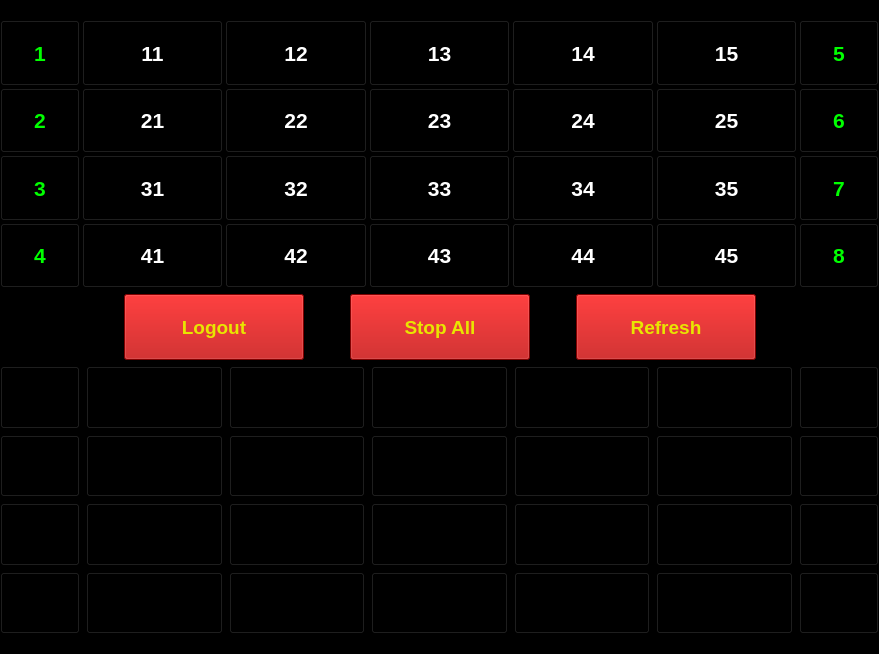
Qt form src/ui/cartwall.ui (fusefm/fusic) before a commit.
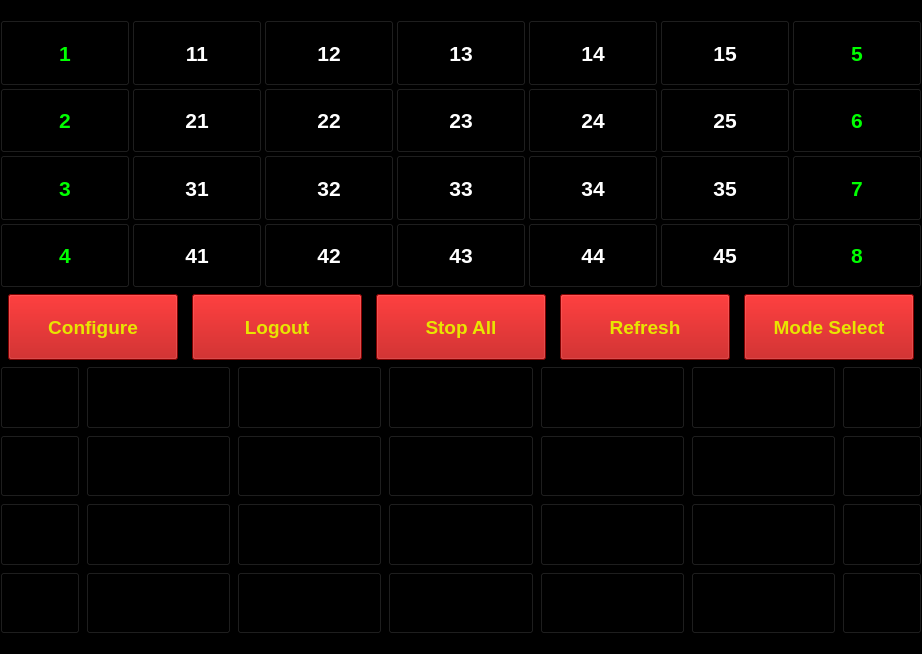
The same form after that commit.

Commit message: Added the Configure and Mode select buttons to the cartwall UI.

What changed in the file:
```diff
--- a/src/ui/cartwall.ui
+++ b/src/ui/cartwall.ui
@@ -74,6 +74,12 @@
           <verstretch>0</verstretch>
          </sizepolicy>
         </property>
+        <property name="minimumSize">
+         <size>
+          <width>130</width>
+          <height>0</height>
+         </size>
+        </property>
         <property name="font">
          <font>
           <pointsize>16</pointsize>
@@ -100,6 +106,12 @@
           <verstretch>0</verstretch>
          </sizepolicy>
         </property>
+        <property name="minimumSize">
+         <size>
+          <width>130</width>
+          <height>0</height>
+         </size>
+        </property>
         <property name="font">
          <font>
           <pointsize>16</pointsize>
@@ -126,6 +138,12 @@
           <verstretch>0</verstretch>
          </sizepolicy>
         </property>
+        <property name="minimumSize">
+         <size>
+          <width>130</width>
+          <height>0</height>
+         </size>
+        </property>
         <property name="font">
          <font>
           <pointsize>16</pointsize>
@@ -152,6 +170,12 @@
           <verstretch>0</verstretch>
          </sizepolicy>
         </property>
+        <property name="minimumSize">
+         <size>
+          <width>130</width>
+          <height>0</height>
+         </size>
+        </property>
         <property name="font">
          <font>
           <pointsize>16</pointsize>
@@ -178,6 +202,12 @@
           <verstretch>0</verstretch>
          </sizepolicy>
         </property>
+        <property name="minimumSize">
+         <size>
+          <width>130</width>
+          <height>0</height>
+         </size>
+        </property>
         <property name="font">
          <font>
           <pointsize>16</pointsize>
@@ -206,6 +236,12 @@
           <verstretch>0</verstretch>
          </sizepolicy>
         </property>
+        <property name="minimumSize">
+         <size>
+          <width>130</width>
+          <height>0</height>
+         </size>
+        </property>
         <property name="font">
          <font>
           <pointsize>16</pointsize>
@@ -234,6 +270,12 @@
           <verstretch>0</verstretch>
          </sizepolicy>
         </property>
+        <property name="minimumSize">
+         <size>
+          <width>130</width>
+          <height>0</height>
+         </size>
+        </property>
         <property name="font">
          <font>
           <pointsize>16</pointsize>
@@ -260,6 +302,12 @@
           <verstretch>0</verstretch>
          </sizepolicy>
         </property>
+        <property name="minimumSize">
+         <size>
+          <width>130</width>
+          <height>0</height>
+         </size>
+        </property>
         <property name="font">
          <font>
           <pointsize>16</pointsize>
@@ -286,6 +334,12 @@
           <verstretch>0</verstretch>
          </sizepolicy>
         </property>
+        <property name="minimumSize">
+         <size>
+          <width>130</width>
+          <height>0</height>
+         </size>
+        </property>
         <property name="font">
          <font>
           <pointsize>16</pointsize>
@@ -312,6 +366,12 @@
           <verstretch>0</verstretch>
          </sizepolicy>
         </property>
+        <property name="minimumSize">
+         <size>
+          <width>130</width>
+          <height>0</height>
+         </size>
+        </property>
         <property name="font">
          <font>
           <pointsize>16</pointsize>
@@ -338,6 +398,12 @@
           <verstretch>0</verstretch>
          </sizepolicy>
         </property>
+        <property name="minimumSize">
+         <size>
+          <width>130</width>
+          <height>0</height>
+         </size>
+        </property>
         <property name="font">
          <font>
           <pointsize>16</pointsize>
@@ -364,6 +430,12 @@
           <verstretch>0</verstretch>
          </sizepolicy>
         </property>
+        <property name="minimumSize">
+         <size>
+          <width>130</width>
+          <height>0</height>
+         </size>
+        </property>
         <property name="font">
          <font>
           <pointsize>16</pointsize>
@@ -392,6 +464,12 @@
           <verstretch>0</verstretch>
          </sizepolicy>
         </property>
+        <property name="minimumSize">
+         <size>
+          <width>130</width>
+          <height>0</height>
+         </size>
+        </property>
         <property name="font">
          <font>
           <pointsize>16</pointsize>
@@ -420,6 +498,12 @@
           <verstretch>0</verstretch>
          </sizepolicy>
         </property>
+        <property name="minimumSize">
+         <size>
+          <width>130</width>
+          <height>0</height>
+         </size>
+        </property>
         <property name="font">
          <font>
           <pointsize>16</pointsize>
@@ -446,6 +530,12 @@
           <verstretch>0</verstretch>
          </sizepolicy>
         </property>
+        <property name="minimumSize">
+         <size>
+          <width>130</width>
+          <height>0</height>
+         </size>
+        </property>
         <property name="font">
          <font>
           <pointsize>16</pointsize>
@@ -472,6 +562,12 @@
           <verstretch>0</verstretch>
          </sizepolicy>
         </property>
+        <property name="minimumSize">
+         <size>
+          <width>130</width>
+          <height>0</height>
+         </size>
+        </property>
         <property name="font">
          <font>
           <pointsize>16</pointsize>
@@ -498,6 +594,12 @@
           <verstretch>0</verstretch>
          </sizepolicy>
         </property>
+        <property name="minimumSize">
+         <size>
+          <width>130</width>
+          <height>0</height>
+         </size>
+        </property>
         <property name="font">
          <font>
           <pointsize>16</pointsize>
@@ -524,6 +626,12 @@
           <verstretch>0</verstretch>
          </sizepolicy>
         </property>
+        <property name="minimumSize">
+         <size>
+          <width>130</width>
+          <height>0</height>
+         </size>
+        </property>
         <property name="font">
          <font>
           <pointsize>16</pointsize>
@@ -550,6 +658,12 @@
           <verstretch>0</verstretch>
          </sizepolicy>
         </property>
+        <property name="minimumSize">
+         <size>
+          <width>130</width>
+          <height>0</height>
+         </size>
+        </property>
         <property name="font">
          <font>
           <pointsize>16</pointsize>
@@ -578,6 +692,12 @@
           <verstretch>0</verstretch>
          </sizepolicy>
         </property>
+        <property name="minimumSize">
+         <size>
+          <width>130</width>
+          <height>0</height>
+         </size>
+        </property>
         <property name="font">
          <font>
           <pointsize>16</pointsize>
@@ -606,6 +726,12 @@
           <verstretch>0</verstretch>
          </sizepolicy>
         </property>
+        <property name="minimumSize">
+         <size>
+          <width>130</width>
+          <height>0</height>
+         </size>
+        </property>
         <property name="font">
          <font>
           <pointsize>16</pointsize>
@@ -632,6 +758,12 @@
           <verstretch>0</verstretch>
          </sizepolicy>
         </property>
+        <property name="minimumSize">
+         <size>
+          <width>130</width>
+          <height>0</height>
+         </size>
+        </property>
         <property name="font">
          <font>
           <pointsize>16</pointsize>
@@ -658,6 +790,12 @@
           <verstretch>0</verstretch>
          </sizepolicy>
         </property>
+        <property name="minimumSize">
+         <size>
+          <width>130</width>
+          <height>0</height>
+         </size>
+        </property>
         <property name="font">
          <font>
           <pointsize>16</pointsize>
@@ -684,6 +822,12 @@
           <verstretch>0</verstretch>
          </sizepolicy>
         </property>
+        <property name="minimumSize">
+         <size>
+          <width>130</width>
+          <height>0</height>
+         </size>
+        </property>
         <property name="font">
          <font>
           <pointsize>16</pointsize>
@@ -713,6 +857,12 @@
           <verstretch>0</verstretch>
          </sizepolicy>
         </property>
+        <property name="minimumSize">
+         <size>
+          <width>130</width>
+          <height>0</height>
+         </size>
+        </property>
         <property name="font">
          <font>
           <pointsize>16</pointsize>
@@ -739,6 +889,12 @@
           <verstretch>0</verstretch>
          </sizepolicy>
         </property>
+        <property name="minimumSize">
+         <size>
+          <width>130</width>
+          <height>0</height>
+         </size>
+        </property>
         <property name="font">
          <font>
           <pointsize>16</pointsize>
@@ -767,6 +923,12 @@
           <verstretch>0</verstretch>
          </sizepolicy>
         </property>
+        <property name="minimumSize">
+         <size>
+          <width>130</width>
+          <height>0</height>
+         </size>
+        </property>
         <property name="font">
          <font>
           <pointsize>16</pointsize>
@@ -793,6 +955,12 @@
           <verstretch>0</verstretch>
          </sizepolicy>
         </property>
+        <property name="minimumSize">
+         <size>
+          <width>130</width>
+          <height>0</height>
+         </size>
+        </property>
         <property name="font">
          <font>
           <pointsize>16</pointsize>
@@ -840,7 +1008,7 @@
         </property>
         <property name="minimumSize">
          <size>
-          <width>180</width>
+          <width>170</width>
           <height>0</height>
          </size>
         </property>
@@ -860,7 +1028,7 @@
 color: rgb(232, 229, 1);</string>
         </property>
         <property name="text">
-         <string>Logout</string>
+         <string>Configure</string>
         </property>
        </widget>
       </item>
@@ -869,9 +1037,53 @@
         <property name="orientation">
          <enum>Qt::Horizontal</enum>
         </property>
-        <property name="sizeType">
-         <enum>QSizePolicy::Minimum</enum>
+        <property name="sizeHint" stdset="0">
+         <size>
+          <width>40</width>
+          <height>20</height>
+         </size>
         </property>
+       </spacer>
+      </item>
+      <item>
+       <widget class="QPushButton" name="btnLogout">
+        <property name="sizePolicy">
+         <sizepolicy hsizetype="Fixed" vsizetype="Expanding">
+          <horstretch>0</horstretch>
+          <verstretch>0</verstretch>
+         </sizepolicy>
+        </property>
+        <property name="minimumSize">
+         <size>
+          <width>170</width>
+          <height>0</height>
+         </size>
+        </property>
+        <property name="font">
+         <font>
+          <pointsize>14</pointsize>
+          <weight>75</weight>
+          <bold>true</bold>
+         </font>
+        </property>
+        <property name="focusPolicy">
+         <enum>Qt::NoFocus</enum>
+        </property>
+        <property name="styleSheet">
+         <string notr="true">background-color: rgb(180,0,0);
+border-color: rgb(255, 255, 255);
+color: rgb(232, 229, 1);</string>
+        </property>
+        <property name="text">
+         <string>Logout</string>
+        </property>
+       </widget>
+      </item>
+      <item>
+       <spacer name="horizontalSpacer_4">
+        <property name="orientation">
+         <enum>Qt::Horizontal</enum>
+        </property>
         <property name="sizeHint" stdset="0">
          <size>
           <width>40</width>
@@ -890,7 +1102,7 @@
         </property>
         <property name="minimumSize">
          <size>
-          <width>180</width>
+          <width>170</width>
           <height>0</height>
          </size>
         </property>
@@ -916,13 +1128,10 @@
        </widget>
       </item>
       <item>
-       <spacer name="horizontalSpacer_4">
+       <spacer name="horizontalSpacer_5">
         <property name="orientation">
          <enum>Qt::Horizontal</enum>
         </property>
-        <property name="sizeType">
-         <enum>QSizePolicy::Fixed</enum>
-        </property>
         <property name="sizeHint" stdset="0">
          <size>
           <width>40</width>
@@ -941,7 +1150,7 @@
         </property>
         <property name="minimumSize">
          <size>
-          <width>180</width>
+          <width>170</width>
           <height>0</height>
          </size>
         </property>
@@ -965,6 +1174,53 @@
         </property>
        </widget>
       </item>
+      <item>
+       <spacer name="horizontalSpacer_6">
+        <property name="orientation">
+         <enum>Qt::Horizontal</enum>
+        </property>
+        <property name="sizeHint" stdset="0">
+         <size>
+          <width>40</width>
+          <height>20</height>
+         </size>
+        </property>
+       </spacer>
+      </item>
+      <item>
+       <widget class="QPushButton" name="pushButton">
+        <property name="sizePolicy">
+         <sizepolicy hsizetype="Fixed" vsizetype="Expanding">
+          <horstretch>0</horstretch>
+          <verstretch>0</verstretch>
+         </sizepolicy>
+        </property>
+        <property name="minimumSize">
+         <size>
+          <width>170</width>
+          <height>0</height>
+         </size>
+        </property>
+        <property name="font">
+         <font>
+          <pointsize>14</pointsize>
+          <weight>75</weight>
+          <bold>true</bold>
+         </font>
+        </property>
+        <property name="focusPolicy">
+         <enum>Qt::NoFocus</enum>
+        </property>
+        <property name="styleSheet">
+         <string notr="true">background-color: rgb(180,0,0);
+border-color: rgb(255, 255, 255);
+color: rgb(232, 229, 1);</string>
+        </property>
+        <property name="text">
+         <string>Mode Select</string>
+        </property>
+       </widget>
+      </item>
       <item>
        <spacer name="horizontalSpacer_2">
         <property name="orientation">
```
Left out of the diff: 6 changed lines with no effect on the pictures.
